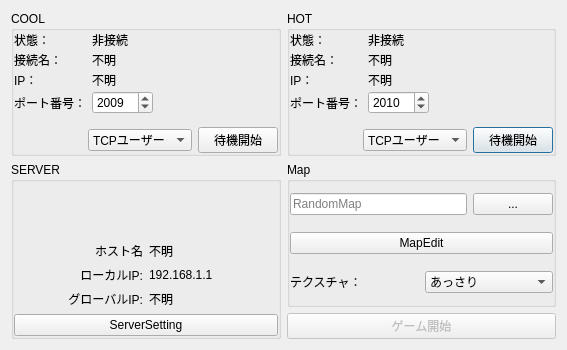
This is startupdialog.ui in hal1437/AsahikawaProcon-Server as Qt 5 draws it before an edit. The edited form follows.
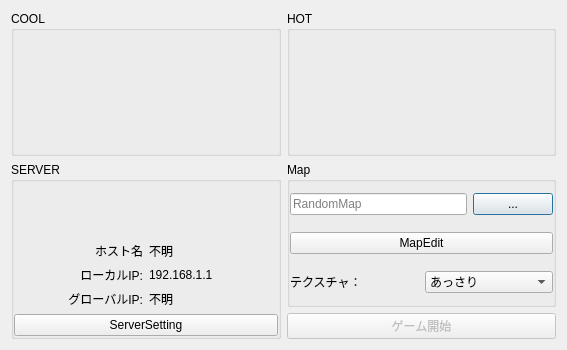
This is the edited form. Custom widgets are drawn as their Qt base class.

The edit to the form file:
```diff
--- a/startupdialog.ui
+++ b/startupdialog.ui
@@ -40,143 +40,6 @@
         <property name="bottomMargin">
          <number>0</number>
         </property>
-        <item row="0" column="0">
-         <layout class="QVBoxLayout" name="verticalLayout_3">
-          <property name="spacing">
-           <number>6</number>
-          </property>
-          <item>
-           <layout class="QFormLayout" name="formLayout_2">
-            <property name="fieldGrowthPolicy">
-             <enum>QFormLayout::FieldsStayAtSizeHint</enum>
-            </property>
-            <property name="horizontalSpacing">
-             <number>-1</number>
-            </property>
-            <property name="verticalSpacing">
-             <number>2</number>
-            </property>
-            <item row="0" column="0">
-             <widget class="QLabel" name="label_5">
-              <property name="text">
-               <string>状態：</string>
-              </property>
-             </widget>
-            </item>
-            <item row="0" column="1">
-             <widget class="QLabel" name="HotStateLabel">
-              <property name="text">
-               <string>非接続</string>
-              </property>
-             </widget>
-            </item>
-            <item row="3" column="0">
-             <widget class="QLabel" name="label_7">
-              <property name="text">
-               <string>ポート番号：</string>
-              </property>
-             </widget>
-            </item>
-            <item row="3" column="1">
-             <widget class="QSpinBox" name="HotPortSpinBox">
-              <property name="minimum">
-               <number>1024</number>
-              </property>
-              <property name="maximum">
-               <number>65535</number>
-              </property>
-              <property name="value">
-               <number>2010</number>
-              </property>
-             </widget>
-            </item>
-            <item row="1" column="0">
-             <widget class="QLabel" name="label_11">
-              <property name="text">
-               <string>接続名：</string>
-              </property>
-             </widget>
-            </item>
-            <item row="1" column="1">
-             <widget class="QLabel" name="HotNameLabel">
-              <property name="text">
-               <string>不明</string>
-              </property>
-             </widget>
-            </item>
-            <item row="2" column="0">
-             <widget class="QLabel" name="label_8">
-              <property name="text">
-               <string>IP：</string>
-              </property>
-             </widget>
-            </item>
-            <item row="2" column="1">
-             <widget class="QLabel" name="HotIPLabel">
-              <property name="text">
-               <string>不明</string>
-              </property>
-             </widget>
-            </item>
-           </layout>
-          </item>
-          <item>
-           <layout class="QHBoxLayout" name="horizontalLayout_2">
-            <item>
-             <spacer name="horizontalSpacer_2">
-              <property name="orientation">
-               <enum>Qt::Horizontal</enum>
-              </property>
-              <property name="sizeHint" stdset="0">
-               <size>
-                <width>40</width>
-                <height>20</height>
-               </size>
-              </property>
-             </spacer>
-            </item>
-            <item>
-             <widget class="QComboBox" name="HotComboBox">
-              <item>
-               <property name="text">
-                <string>TCPユーザー</string>
-               </property>
-              </item>
-              <item>
-               <property name="text">
-                <string>自動くん</string>
-               </property>
-              </item>
-              <item>
-               <property name="text">
-                <string>ManualClient</string>
-               </property>
-              </item>
-             </widget>
-            </item>
-            <item>
-             <widget class="QPushButton" name="HotConnectButton">
-              <property name="text">
-               <string>待機開始</string>
-              </property>
-              <property name="checkable">
-               <bool>true</bool>
-              </property>
-              <property name="checked">
-               <bool>false</bool>
-              </property>
-              <property name="autoRepeat">
-               <bool>false</bool>
-              </property>
-              <property name="autoExclusive">
-               <bool>false</bool>
-              </property>
-             </widget>
-            </item>
-           </layout>
-          </item>
-         </layout>
-        </item>
        </layout>
       </widget>
      </item>
@@ -293,134 +156,6 @@
         <property name="bottomMargin">
          <number>0</number>
         </property>
-        <item row="0" column="0">
-         <layout class="QVBoxLayout" name="verticalLayout_2">
-          <property name="spacing">
-           <number>6</number>
-          </property>
-          <item>
-           <layout class="QFormLayout" name="formLayout">
-            <property name="fieldGrowthPolicy">
-             <enum>QFormLayout::FieldsStayAtSizeHint</enum>
-            </property>
-            <property name="verticalSpacing">
-             <number>2</number>
-            </property>
-            <item row="0" column="0">
-             <widget class="QLabel" name="label">
-              <property name="text">
-               <string>状態：</string>
-              </property>
-             </widget>
-            </item>
-            <item row="0" column="1">
-             <widget class="QLabel" name="CoolStateLabel">
-              <property name="text">
-               <string>非接続</string>
-              </property>
-             </widget>
-            </item>
-            <item row="3" column="0">
-             <widget class="QLabel" name="label_3">
-              <property name="text">
-               <string>ポート番号：</string>
-              </property>
-             </widget>
-            </item>
-            <item row="3" column="1">
-             <widget class="QSpinBox" name="CoolPortSpinBox">
-              <property name="minimum">
-               <number>1024</number>
-              </property>
-              <property name="maximum">
-               <number>65535</number>
-              </property>
-              <property name="value">
-               <number>2009</number>
-              </property>
-             </widget>
-            </item>
-            <item row="1" column="0">
-             <widget class="QLabel" name="label_13">
-              <property name="text">
-               <string>接続名：</string>
-              </property>
-             </widget>
-            </item>
-            <item row="1" column="1">
-             <widget class="QLabel" name="CoolNameLabel">
-              <property name="text">
-               <string>不明</string>
-              </property>
-             </widget>
-            </item>
-            <item row="2" column="0">
-             <widget class="QLabel" name="label_2">
-              <property name="text">
-               <string>IP：</string>
-              </property>
-             </widget>
-            </item>
-            <item row="2" column="1">
-             <widget class="QLabel" name="CoolIPLabel">
-              <property name="text">
-               <string>不明</string>
-              </property>
-             </widget>
-            </item>
-           </layout>
-          </item>
-          <item>
-           <layout class="QHBoxLayout" name="horizontalLayout">
-            <item>
-             <spacer name="horizontalSpacer">
-              <property name="orientation">
-               <enum>Qt::Horizontal</enum>
-              </property>
-              <property name="sizeHint" stdset="0">
-               <size>
-                <width>40</width>
-                <height>20</height>
-               </size>
-              </property>
-             </spacer>
-            </item>
-            <item>
-             <widget class="QComboBox" name="CoolComboBox">
-              <item>
-               <property name="text">
-                <string>TCPユーザー</string>
-               </property>
-              </item>
-              <item>
-               <property name="text">
-                <string>自動くん</string>
-               </property>
-              </item>
-              <item>
-               <property name="text">
-                <string>ManualClient</string>
-               </property>
-              </item>
-             </widget>
-            </item>
-            <item>
-             <widget class="QPushButton" name="CoolConnectButton">
-              <property name="text">
-               <string>待機開始</string>
-              </property>
-              <property name="checkable">
-               <bool>true</bool>
-              </property>
-              <property name="autoDefault">
-               <bool>false</bool>
-              </property>
-             </widget>
-            </item>
-           </layout>
-          </item>
-         </layout>
-        </item>
        </layout>
       </widget>
      </item>
@@ -524,6 +259,14 @@
    </item>
   </layout>
  </widget>
+ <customwidgets>
+  <customwidget>
+   <class>ClientSettingForm</class>
+   <extends>QGroupBox</extends>
+   <header>ClientSettingForm.h</header>
+   <container>1</container>
+  </customwidget>
+ </customwidgets>
  <resources/>
  <connections>
   <connection>
```
Left out of the diff: 68 changed lines with no effect on the pictures.
